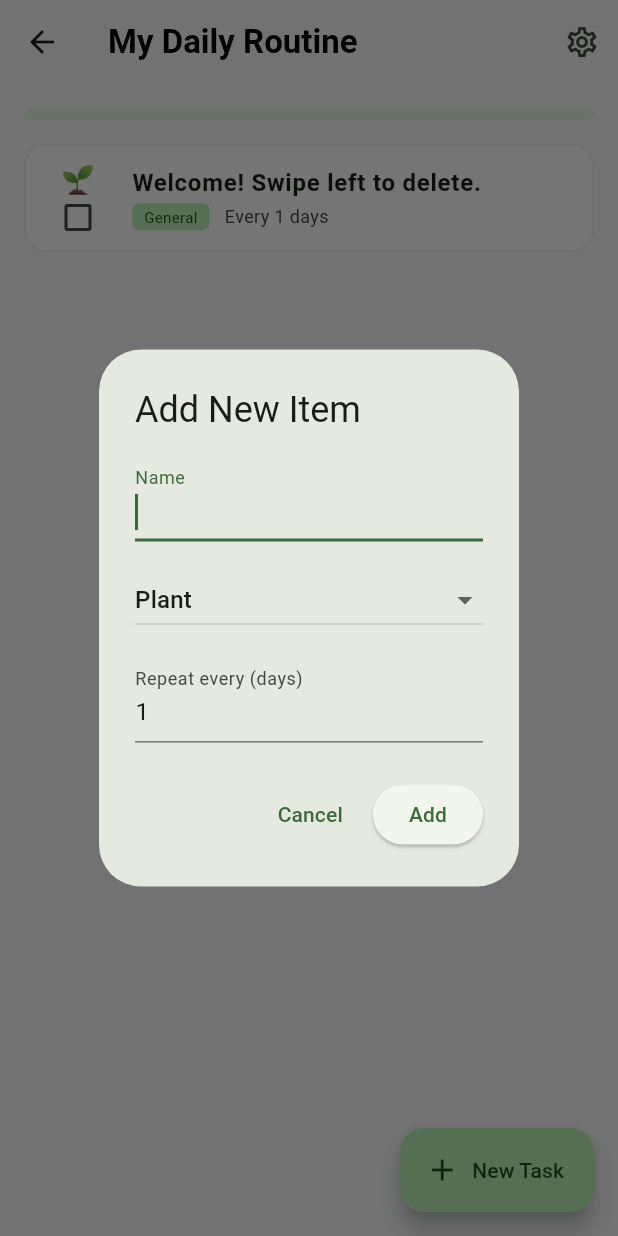
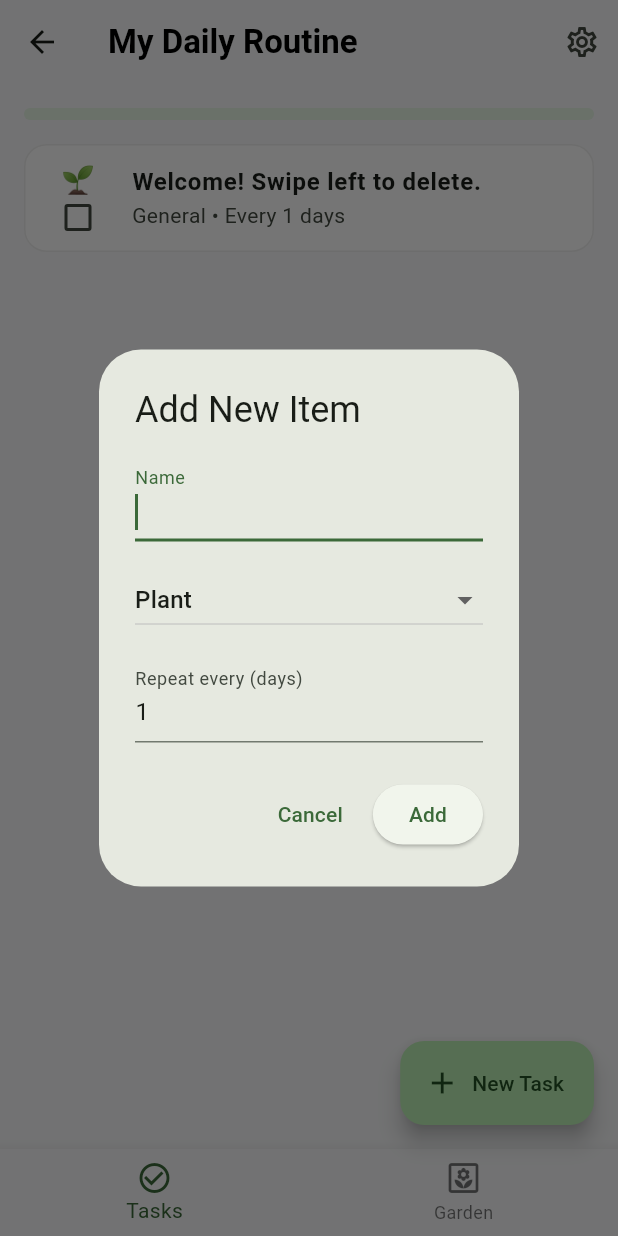
Before and after one commit to kimkev/dailydew, a Flutter app: the HomeScreen screen opened by its route, after a tap on "New Task", on a phone screen of 412 x 824 dp. Run offline on Flutter 3.47's test engine with Material 3 defaults, Android fonts, the phone set to English and light mode, and no system bars; our stand-ins replace shared_preferences; accounts and stored records are empty.

Commit message:
componentalize logic to its own widget file

```diff
--- a/lib/screens/home.dart
+++ b/lib/screens/home.dart
@@ -1,6 +1,9 @@
 import 'package:flutter/material.dart';
 import 'package:shared_preferences/shared_preferences.dart';
 
+// widgets
+import '../widgets/garden_view.dart';
+import '../widgets/task_list.dart';
 // models
 import '../models/task.dart';
 
@@ -12,7 +15,7 @@ class HomeScreen extends StatefulWidget {
 }
 
 class _HomeScreenState extends State<HomeScreen> {
-  // 1. Start with an empty list (Instead of hardcoding a task here)
+  int _selectedIndex = 0;
   List<Task> tasks = [];
 
   // 2. This is your 'useEffect' - it runs once when the screen opens
@@ -158,134 +161,30 @@ class _HomeScreenState extends State<HomeScreen> {
           ),
         ],
       ),
-      body: Column(
-        children: [
-          Padding(
-            padding: const EdgeInsets.all(16.0),
-            child: LinearProgressIndicator(
-              value: progress,
-              backgroundColor: Theme.of(
-                context,
-              ).colorScheme.primaryContainer.withOpacity(0.3),
-              valueColor: AlwaysStoppedAnimation<Color>(
-                Theme.of(context).colorScheme.primary,
-              ),
-              minHeight: 8,
-              borderRadius: BorderRadius.circular(10),
-            ),
-          ),
-          Expanded(
-            child: ListView.builder(
-              padding: const EdgeInsets.symmetric(horizontal: 16),
-              itemCount: tasks.length,
-              itemBuilder: (context, index) {
-                final item = tasks[index];
-                return Card(
-                  margin: const EdgeInsets.only(bottom: 12),
-                  child: Dismissible(
-                    key: Key(item.id),
-                    direction: DismissDirection.endToStart,
-                    onDismissed: (direction) {
+
+      // The "Single Widget" in the body is now a switcher
+      body: _selectedIndex == 0
+          ? TaskList(
+              tasks: tasks,
+              progress: progress,
+              // Handle the deletion logic here in the Boss file
+              onDelete: (index) {
                 setState(() {
                   tasks.removeAt(index);
                 });
-                      _saveTasks(); // <--- SYNC TO STORAGE
+                _saveTasks();
               },
-                    background: Container(
-                      decoration: BoxDecoration(
-                        color: Theme.of(context).colorScheme.errorContainer,
-                        borderRadius: BorderRadius.circular(12),
-                      ),
-                      alignment: Alignment.centerRight,
-                      padding: const EdgeInsets.symmetric(horizontal: 20),
-                      child: Icon(
-                        Icons.delete,
-                        color: Theme.of(context).colorScheme.error,
-                      ),
-                    ),
-                    child: ListTile(
-                      title: Text(
-                        item.name,
-                        style: TextStyle(
-                          fontWeight: FontWeight.bold, // Make it pop
-                          decoration: item.isDone
-                              ? TextDecoration.lineThrough
-                              : null,
-                          color: item.isDone
-                              ? Theme.of(context).colorScheme.outline
-                              : Theme.of(context).colorScheme.onSurface,
-                        ),
-                      ),
-                      // --- ADD THE SUBTITLE HERE ---
-                      subtitle: Row(
-                        children: [
-                          // Shows the Category (e.g., Plant)
-                          Container(
-                            padding: const EdgeInsets.symmetric(
-                              horizontal: 8,
-                              vertical: 2,
-                            ),
-                            decoration: BoxDecoration(
-                              color: Theme.of(
-                                context,
-                              ).colorScheme.primaryContainer,
-                              borderRadius: BorderRadius.circular(5),
-                            ),
-                            child: Text(
-                              item.category,
-                              style: TextStyle(
-                                fontSize: 10,
-                                color: Theme.of(
-                                  context,
-                                ).colorScheme.onPrimaryContainer,
-                              ),
-                            ),
-                          ),
-                          const SizedBox(width: 10),
-                          // Shows the Frequency
-                          Text(
-                            "Every ${item.frequencyInDays} days",
-                            style: const TextStyle(fontSize: 12),
-                          ),
-                        ],
-                      ),
-                      leading: SizedBox(
-                        width: 40, // Give it a set width so it stays aligned
-                        child: Column(
-                          mainAxisAlignment: MainAxisAlignment.center,
-                          children: [
-                            // 1. THE DYNAMIC EMOJI
-                            Text(
-                              item.growthLevel < 30
-                                  ? '🌱'
-                                  : item.growthLevel < 70
-                                  ? '🌿'
-                                  : '🌳',
-                              style: const TextStyle(fontSize: 18),
-                            ),
+              // Handle the checkmark/growth logic here
+              onToggle: (index, isChecked) {
+                setState(() {
+                  tasks[index].isDone = isChecked;
+                  if (isChecked) {
+                    tasks[index].growthLevel += 10;
+                    tasks[index].totalCompletions += 1;
 
-                            // 2. THE CHECKBOX (Your existing logic moved here)
-                            SizedBox(
-                              height: 24, // Keep it compact
-                              child: Checkbox(
-                                value: item.isDone,
-                                activeColor: Theme.of(
-                                  context,
-                                ).colorScheme.primary,
-                                onChanged: (val) {
-                                  setState(() {
-                                    item.isDone = val!;
-                                    if (item.isDone) {
-                                      item.growthLevel += 10;
-                                      // item.totalCompletions += 1; // Ensure this is in your task.dart!
-
-                                      ScaffoldMessenger.of(
-                                        context,
-                                      ).showSnackBar(
+                    ScaffoldMessenger.of(context).showSnackBar(
                       SnackBar(
-                                          content: Text(
-                                            "${item.name} grew a bit! 🌱",
-                                          ),
+                        content: Text("${tasks[index].name} grew! 🌱"),
                         duration: const Duration(seconds: 1),
                       ),
                     );
@@ -293,19 +192,28 @@ class _HomeScreenState extends State<HomeScreen> {
                 });
                 _saveTasks();
               },
+            )
+          : GardenView(tasks: tasks),
+
+      bottomNavigationBar: BottomNavigationBar(
+        currentIndex: _selectedIndex,
+        onTap: (index) {
+          setState(() {
+            _selectedIndex = index;
+          });
+        },
+        items: const [
+          BottomNavigationBarItem(
+            icon: Icon(Icons.check_circle_outline),
+            label: 'Tasks',
           ),
+          BottomNavigationBarItem(
+            icon: Icon(Icons.yard_outlined),
+            label: 'Garden',
           ),
         ],
       ),
-                      ),
-                    ),
-                  ),
-                );
-              },
-            ),
-          ),
-        ],
-      ),
+
       floatingActionButton: FloatingActionButton.extended(
         onPressed: _showAddTaskDialog,
         icon: const Icon(Icons.add),
--- /dev/null
+++ b/lib/widgets/task_list.dart
@@ -0,0 +1,103 @@
+import 'package:flutter/material.dart';
+import '../models/task.dart';
+
+class TaskList extends StatelessWidget {
+  final List<Task> tasks;
+  final double progress;
+  final Function(int) onDelete;    // Callback for deletion
+  final Function(int, bool) onToggle; // Callback for checkmark
+
+  const TaskList({
+    super.key,
+    required this.tasks,
+    required this.progress,
+    required this.onDelete,
+    required this.onToggle,
+  });
+
+  @override
+  Widget build(BuildContext context) {
+    return Column(
+      children: [
+        // --- Progress Section ---
+        Padding(
+          padding: const EdgeInsets.all(16.0),
+          child: LinearProgressIndicator(
+            value: progress,
+            backgroundColor: Theme.of(context).colorScheme.primaryContainer.withOpacity(0.3),
+            valueColor: AlwaysStoppedAnimation<Color>(Theme.of(context).colorScheme.primary),
+            minHeight: 8,
+            borderRadius: BorderRadius.circular(10),
+          ),
+        ),
+
+        // --- List Section ---
+        Expanded(
+          child: ListView.builder(
+            padding: const EdgeInsets.symmetric(horizontal: 16),
+            itemCount: tasks.length,
+            itemBuilder: (ctx, index) {
+              final item = tasks[index];
+              return Card(
+                margin: const EdgeInsets.only(bottom: 12),
+                child: Dismissible(
+                  key: Key(item.id),
+                  direction: DismissDirection.endToStart,
+                  onDismissed: (direction) => onDelete(index), // Trigger callback
+                  background: _buildDeleteBackground(context),
+                  child: ListTile(
+                    title: Text(
+                      item.name,
+                      style: TextStyle(
+                        fontWeight: FontWeight.bold,
+                        decoration: item.isDone ? TextDecoration.lineThrough : null,
+                      ),
+                    ),
+                    subtitle: Text("${item.category} • Every ${item.frequencyInDays} days"),
+                    leading: _buildLeadingIcon(context, item, index),
+                  ),
+                ),
+              );
+            },
+          ),
+        ),
+      ],
+    );
+  }
+
+  // --- Helper: The Plant Icon & Checkbox ---
+  Widget _buildLeadingIcon(BuildContext context, Task item, int index) {
+    return SizedBox(
+      width: 40,
+      child: Column(
+        mainAxisAlignment: MainAxisAlignment.center,
+        children: [
+          Text(
+            item.growthLevel < 30 ? '🌱' : item.growthLevel < 70 ? '🌿' : '🌳',
+            style: const TextStyle(fontSize: 18),
+          ),
+          SizedBox(
+            height: 24,
+            child: Checkbox(
+              value: item.isDone,
+              onChanged: (val) => onToggle(index, val!), // Trigger callback
+            ),
+          ),
+        ],
+      ),
+    );
+  }
+
+  // --- Helper: The Delete Background ---
+  Widget _buildDeleteBackground(BuildContext context) {
+    return Container(
+      decoration: BoxDecoration(
+        color: Theme.of(context).colorScheme.errorContainer,
+        borderRadius: BorderRadius.circular(12),
+      ),
+      alignment: Alignment.centerRight,
+      padding: const EdgeInsets.symmetric(horizontal: 20),
+      child: Icon(Icons.delete, color: Theme.of(context).colorScheme.error),
+    );
+  }
+}
```
Also changed, not shown: lib/widgets/garden_view.dart (added, +60 -0 lines). Lines whose indentation alone changed are shown as unchanged.
